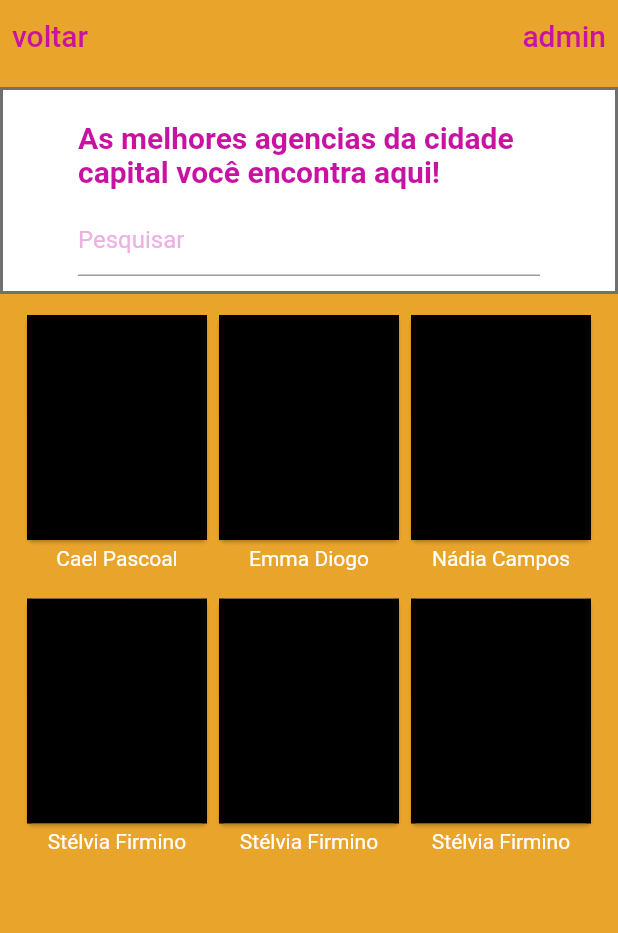
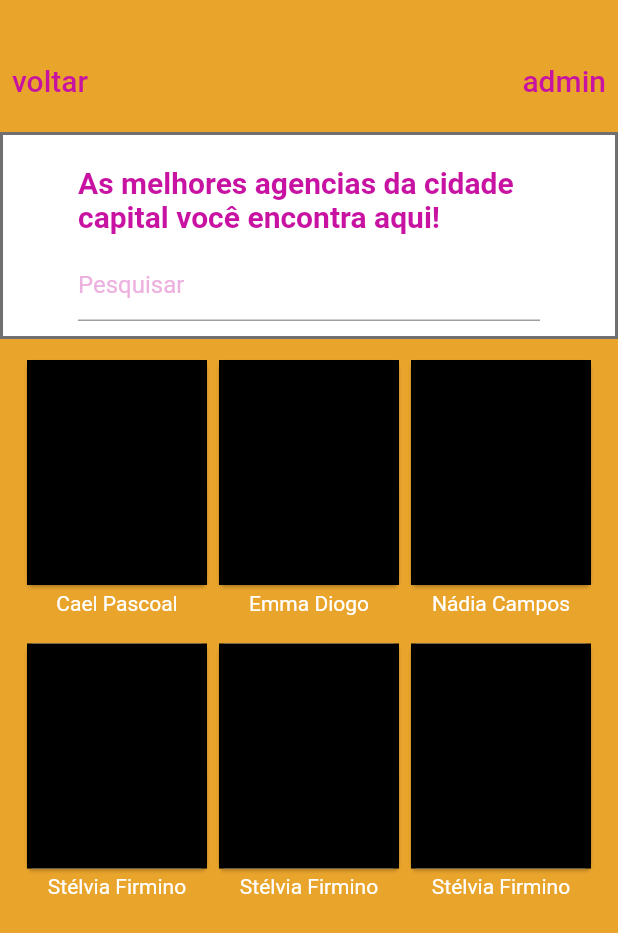
Before and after one commit to edsonduma/gpml-app, a Flutter app: the AgenciesListScreen screen opened directly, on a phone screen of 412 x 824 dp. Shown: the top 933 px of the screen. Run offline on Flutter 3.47's test engine with Material 2 defaults, Android fonts, the light colour scheme and no system bars.

Commit message:
fluxo da aplicacao...

```diff
--- a/lib/views/agencies_list_screen.dart
+++ b/lib/views/agencies_list_screen.dart
@@ -18,11 +18,10 @@ class AgenciesListScreen extends StatelessWidget {
       // appBar: AppBar(
       //   backgroundColor: primaryColor,
       // ),
-      body: SafeArea(
-        child: SingleChildScrollView(
+      body: SingleChildScrollView(
         child: Column(
           children: [
-              // SizedBox(height: 30),
+            SizedBox(height: 30),
             MyCustomAppBar(),
             Padding(
               padding: EdgeInsets.only(top: 10),
@@ -236,7 +235,6 @@ class AgenciesListScreen extends StatelessWidget {
           ],
         ),
       ),
-      ),
     );
   }
 }
--- a/lib/views/models_list_screen.dart
+++ b/lib/views/models_list_screen.dart
@@ -20,7 +20,7 @@ class ModelsListScreen extends StatelessWidget {
         child: SingleChildScrollView(
           child: Column(
             children: [
-              // SizedBox(height: 30),
+              SizedBox(height: 30),
               MyCustomAppBar(),
               SizedBox(height: 30),
               Padding(
```
Lines whose indentation alone changed are shown as unchanged.
